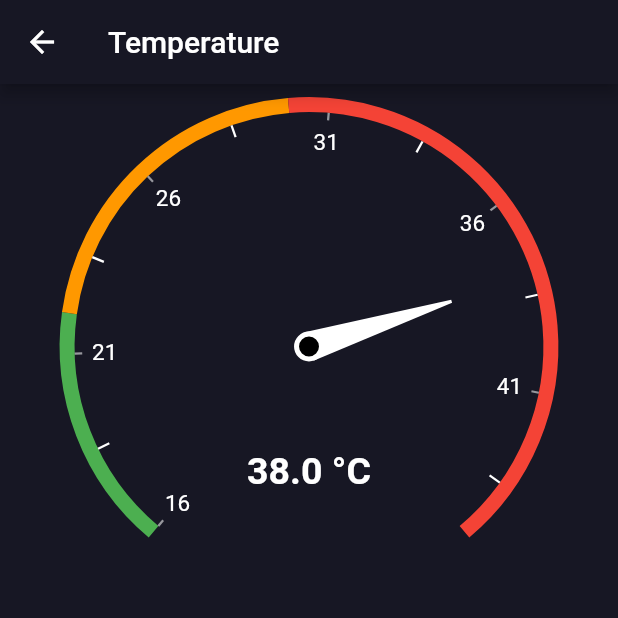
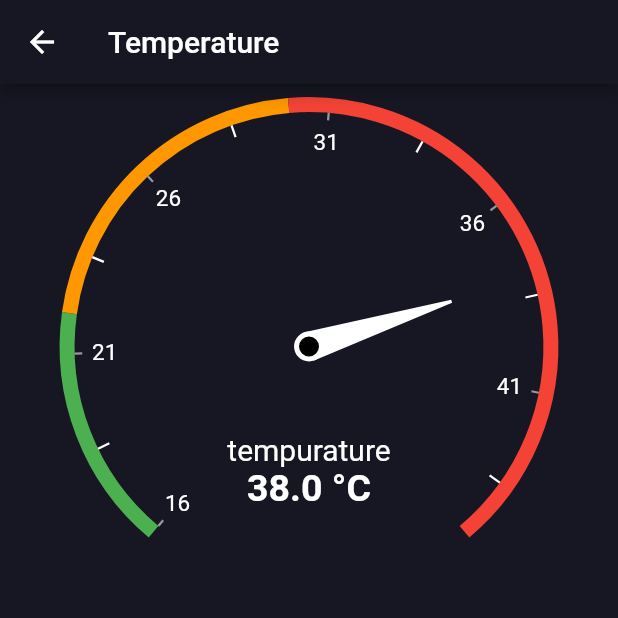
Before and after one commit to prineth/IoT-Project, a Flutter app: the Temperature screen opened directly, on a phone screen of 412 x 824 dp, the top half of it. Run offline on Flutter 3.47's test engine with Material 2 defaults, Android fonts, the phone set to English and light mode, and no system bars; drawn by our look-alikes of syncfusion_flutter_gauges; our stand-ins replace fl_chart.

Commit message:
Update temperature.dart

```diff
--- a/lib/Screens/temperature.dart
+++ b/lib/Screens/temperature.dart
@@ -1,19 +1,12 @@
 import 'dart:ui';
 
 import 'package:flutter/material.dart';
-import 'package:myapp/components/bottomNav.dart';
-
 import 'package:syncfusion_flutter_gauges/gauges.dart';
 import 'package:fl_chart/fl_chart.dart';
 
 class Temperature extends StatefulWidget {
   @override
   State<Temperature> createState() => _TemperatureState();
-
-  final List<Color> gradientColors = [
-    const Color(0xff23b6e6),
-    const Color(0xff02d39a),
-  ];
 }
 
 class _TemperatureState extends State<Temperature> {
@@ -23,7 +16,7 @@ class _TemperatureState extends State<Temperature> {
     return SafeArea(
       child: Scaffold(
         appBar: AppBar(
-          title: Text('Temperature'),
+          title: const Text('Temperature'),
           backgroundColor: const Color(0xFF171724),
         ),
         body: SingleChildScrollView(
@@ -76,8 +69,9 @@ class _TemperatureState extends State<Temperature> {
                         pointers: <GaugePointer>[
                           NeedlePointer(
                             value: tempurature,
-                            needleColor: Color.fromARGB(255, 255, 255, 255),
-                            knobStyle: KnobStyle(
+                            needleColor:
+                                const Color.fromARGB(255, 255, 255, 255),
+                            knobStyle: const KnobStyle(
                               knobRadius: 0.05,
                               borderColor: Color.fromARGB(255, 255, 255, 255),
                               borderWidth: 0.02,
@@ -86,12 +80,29 @@ class _TemperatureState extends State<Temperature> {
                         ],
                         annotations: <GaugeAnnotation>[
                           GaugeAnnotation(
-                              widget: Container(
-                                  child: Text('$tempurature °C',
+                              widget: Column(
+                                mainAxisAlignment: MainAxisAlignment.center,
+                                children: [
+                                  Container(
+                                    child: const Text(
+                                      'tempurature',
                                       style: TextStyle(
                                           color: Colors.white,
+                                          fontSize: 20,
+                                          fontWeight: FontWeight.normal),
+                                    ),
+                                  ),
+                                  Container(
+                                    child: Text(
+                                      '$tempurature °C',
+                                      style: const TextStyle(
+                                          color: Colors.white,
                                           fontSize: 25,
-                                          fontWeight: FontWeight.bold))),
+                                          fontWeight: FontWeight.bold),
+                                    ),
+                                  ),
+                                ],
+                              ),
                               angle: 90,
                               positionFactor: 0.5)
                         ],
@@ -100,19 +111,7 @@ class _TemperatureState extends State<Temperature> {
                   ),
                 ),
               ),
-              Container(
-                child: Card(
-                  elevation: 4,
-                  shape: RoundedRectangleBorder(
-                    borderRadius: BorderRadius.circular(32),
-                  ),
-                  color: const Color(0xff020227),
-                  child: Padding(
-                    padding: const EdgeInsets.only(top: 16),
-                    // child: LineChartWidget(),
-                  ),
-                ),
-              )
+              Container()
             ],
           ),
         ),
```
